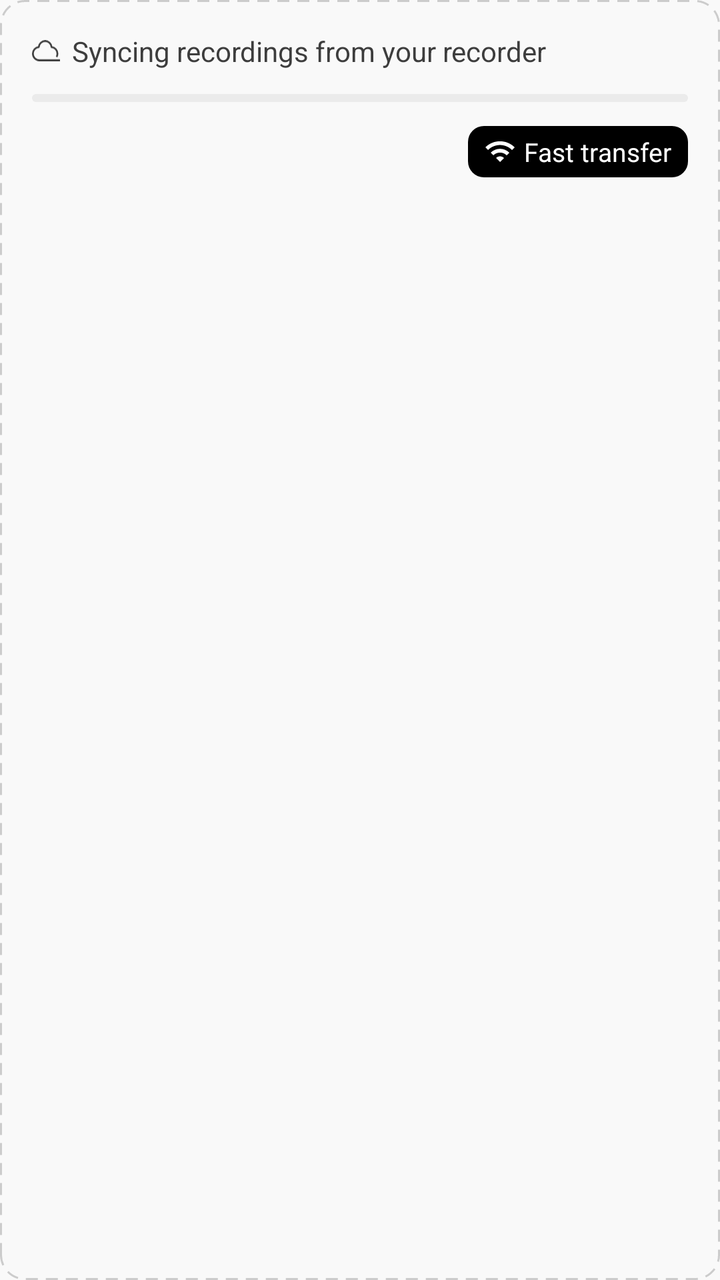
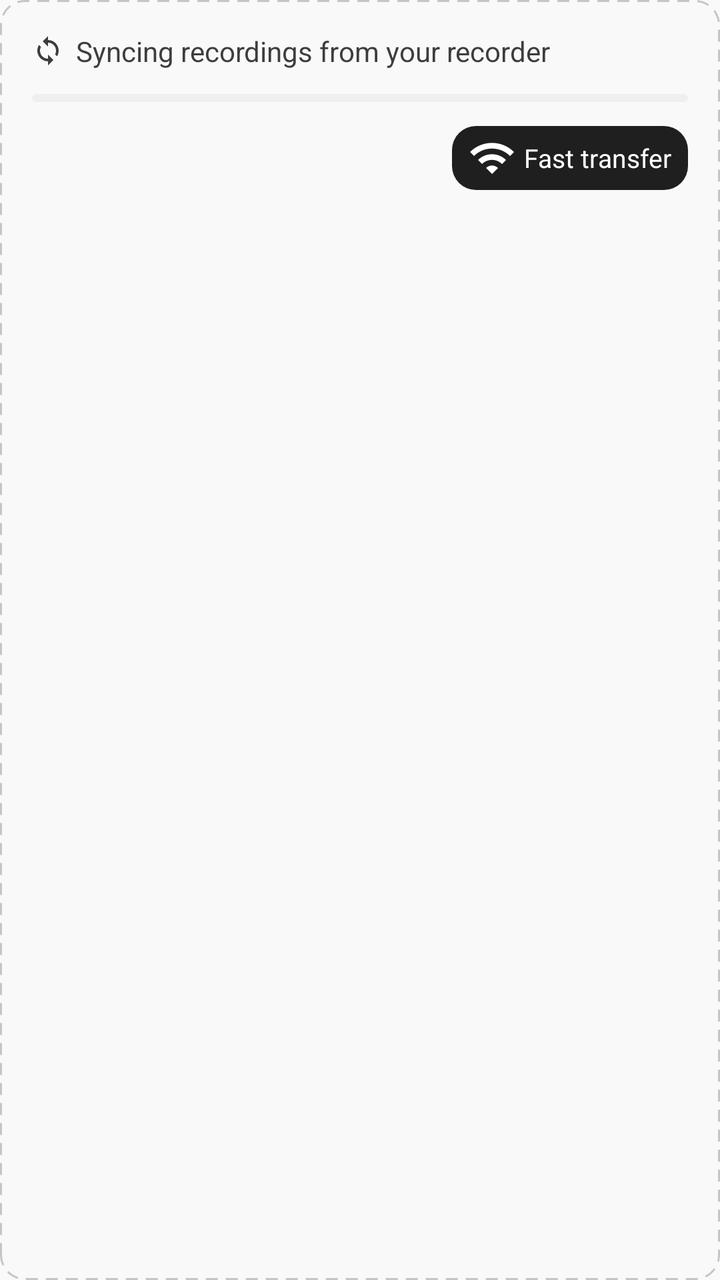

Two renders of the same Android screen: before a commit and after it. Below are the layout's source before the change and the commit's diff.
<!-- AndroidManifest.xml: application theme Theme.PlaudBridge -->
<!-- res/layout/view_sync_banner.xml -->
<?xml version="1.0" encoding="utf-8"?>
<LinearLayout xmlns:android="http://schemas.android.com/apk/res/android"
    android:layout_width="match_parent"
    android:layout_height="wrap_content"
    android:background="@drawable/bg_sync_banner"
    android:orientation="vertical"
    android:padding="16dp">

    
    <RelativeLayout
        android:layout_width="match_parent"
        android:layout_height="wrap_content">

        <ImageView
            android:id="@+id/syncIcon"
            android:layout_width="14dp"
            android:layout_height="14dp"
            android:layout_centerVertical="true"
            android:contentDescription="Sync"
            android:src="@drawable/ic_sync"
            android:tint="@color/dark_gray" />

        <TextView
            android:id="@+id/syncTitleLabel"
            android:layout_width="wrap_content"
            android:layout_height="wrap_content"
            android:layout_centerVertical="true"
            android:layout_marginStart="6dp"
            android:layout_toEndOf="@id/syncIcon"
            android:fontFamily="sans-serif"
            android:text="@string/syncing_recordings"
            android:textColor="@color/dark_gray"
            android:textSize="14sp" />

        <TextView
            android:id="@+id/syncCountLabel"
            android:layout_width="wrap_content"
            android:layout_height="wrap_content"
            android:layout_alignParentEnd="true"
            android:layout_centerVertical="true"
            android:fontFamily="sans-serif"
            android:textColor="@color/gray7"
            android:textSize="13sp" />
    </RelativeLayout>

    
    <FrameLayout
        android:layout_width="match_parent"
        android:layout_height="4dp"
        android:layout_marginTop="12dp"
        android:background="@drawable/bg_progress_track">

        <View
            android:id="@+id/syncProgressFill"
            android:layout_width="0dp"
            android:layout_height="match_parent"
            android:background="@drawable/bg_progress_fill_dark" />
    </FrameLayout>

    
    <RelativeLayout
        android:layout_width="match_parent"
        android:layout_height="wrap_content"
        android:layout_marginTop="12dp">

        <TextView
            android:id="@+id/syncSpeedLabel"
            android:layout_width="wrap_content"
            android:layout_height="wrap_content"
            android:layout_alignParentStart="true"
            android:layout_centerVertical="true"
            android:fontFamily="sans-serif"
            android:textColor="@color/gray7"
            android:textSize="13sp" />

        <TextView
            android:id="@+id/fastTransferButton"
            android:layout_width="wrap_content"
            android:layout_height="wrap_content"
            android:layout_alignParentEnd="true"
            android:background="@drawable/bg_fast_transfer_button"
            android:drawableStart="@drawable/ic_wifi"
            android:drawablePadding="4dp"
            android:fontFamily="sans-serif"
            android:paddingStart="8dp"
            android:paddingTop="4dp"
            android:paddingEnd="8dp"
            android:paddingBottom="4dp"
            android:text="@string/fast_transfer"
            android:textColor="@color/white"
            android:textSize="13sp" />
    </RelativeLayout>

</LinearLayout>
<!-- resources referenced by this layout -->
<resources>
  <color name="dark_gray">#3D3D3D</color>
  <color name="gray7">#7A7A7A</color>
  <color name="white">#FFFFFF</color>
  <!-- drawable bg_fast_transfer_button (drawable) -->
  <?xml version="1.0" encoding="utf-8"?>
  <shape xmlns:android="http://schemas.android.com/apk/res/android"
      android:shape="rectangle">
      <solid android:color="@color/black" />
      <corners android:radius="8dp" />
  </shape>
  <!-- drawable bg_progress_fill_dark (drawable) -->
  <?xml version="1.0" encoding="utf-8"?>
  <shape xmlns:android="http://schemas.android.com/apk/res/android"
      android:shape="rectangle">
      <solid android:color="@color/dark_gray" />
      <corners android:radius="2dp" />
  </shape>
  <!-- drawable bg_progress_track (drawable) -->
  <?xml version="1.0" encoding="utf-8"?>
  <shape xmlns:android="http://schemas.android.com/apk/res/android"
      android:shape="rectangle">
      <solid android:color="@color/separator" />
      <corners android:radius="2dp" />
  </shape>
  <!-- drawable bg_sync_banner (drawable) -->
  <?xml version="1.0" encoding="utf-8"?>
  <shape xmlns:android="http://schemas.android.com/apk/res/android"
      android:shape="rectangle">
      <solid android:color="@android:color/transparent" />
      <stroke
          android:width="1dp"
          android:color="@color/sync_dash_border"
          android:dashWidth="6dp"
          android:dashGap="4dp" />
      <corners android:radius="12dp" />
  </shape>
  <!-- drawable ic_sync (drawable) -->
  <?xml version="1.0" encoding="utf-8"?>
  <vector xmlns:android="http://schemas.android.com/apk/res/android"
      android:width="24dp"
      android:height="18dp"
      android:viewportWidth="23.8332"
      android:viewportHeight="17.426">
      <path
          android:pathData="M23.8332,16.676H6.22458C3.20105,16.676 0.75,14.225 0.75,11.2015C0.75,8.33844 2.94781,5.98967 5.74827,5.74827C5.98967,2.94782 8.33844,0.75 11.2015,0.75C14.0645,0.75 16.4122,2.94785 16.6537,5.74827C19.4546,5.98921 21.6529,8.33811 21.6529,11.2015C21.6529,12.1897 21.3911,13.1167 20.9331,13.917"
          android:strokeColor="#3D3D3D"
          android:strokeWidth="1.5"
          android:strokeLineJoin="round"
          android:fillColor="@android:color/transparent" />
  </vector>
  <!-- drawable ic_wifi (drawable) -->
  <?xml version="1.0" encoding="utf-8"?>
  <vector xmlns:android="http://schemas.android.com/apk/res/android"
      android:width="16dp"
      android:height="16dp"
      android:viewportWidth="24"
      android:viewportHeight="24">
      <path
          android:fillColor="@color/white"
          android:pathData="M1,9l2,2c4.97,-4.97 13.03,-4.97 18,0l2,-2C16.93,2.93 7.08,2.93 1,9zM9,17l3,3 3,-3c-1.65,-1.66 -4.34,-1.66 -6,0zM5,13l2,2c2.76,-2.76 7.24,-2.76 10,0l2,-2C15.14,9.14 8.87,9.14 5,13z" />
  </vector>
  <style name="Theme.PlaudBridge" parent="Theme.MaterialComponents.Light.NoActionBar">
          <item name="colorPrimary">#1F1F1F</item>
          <item name="colorPrimaryVariant">#1F1F1F</item>
          <item name="colorOnPrimary">#FFFFFF</item>
          <item name="colorSecondary">#6CAE85</item>
          <item name="colorOnSecondary">#FFFFFF</item>
          <item name="android:windowBackground">@color/bg_primary</item>
          <item name="android:statusBarColor">@color/bg_primary</item>
          <item name="android:windowLightStatusBar">true</item>
          <item name="windowActionBar">false</item>
          <item name="windowNoTitle">true</item>
      </style>
  <color name="black">#000000</color>
  <color name="separator">#EBEBEB</color>
  <color name="sync_dash_border">#CCCCCC</color>
  <color name="bg_primary">#F9F9F9</color>
  <!-- unchanged entries left out for length: 2 -->
</resources>

<!-- the commit's change to res/layout/view_sync_banner.xml (unified diff, before → after) -->
@@ -1,5 +1,6 @@
 <?xml version="1.0" encoding="utf-8"?>
 <LinearLayout xmlns:android="http://schemas.android.com/apk/res/android"
+    xmlns:app="http://schemas.android.com/apk/res-auto"
     android:layout_width="match_parent"
     android:layout_height="wrap_content"
     android:background="@drawable/bg_sync_banner"
@@ -13,12 +14,12 @@
 
         <ImageView
             android:id="@+id/syncIcon"
-            android:layout_width="14dp"
-            android:layout_height="14dp"
+            android:layout_width="16dp"
+            android:layout_height="16dp"
             android:layout_centerVertical="true"
-            android:contentDescription="Sync"
+            android:contentDescription="@null"
             android:src="@drawable/ic_sync"
-            android:tint="@color/dark_gray" />
+            app:tint="?attr/pbColorTextBody" />
 
         <TextView
             android:id="@+id/syncTitleLabel"
@@ -29,7 +30,7 @@
             android:layout_toEndOf="@id/syncIcon"
             android:fontFamily="sans-serif"
             android:text="@string/syncing_recordings"
-            android:textColor="@color/dark_gray"
+            android:textColor="?attr/pbColorTextBody"
             android:textSize="14sp" />
 
         <TextView
@@ -39,7 +40,7 @@
             android:layout_alignParentEnd="true"
             android:layout_centerVertical="true"
             android:fontFamily="sans-serif"
-            android:textColor="@color/gray7"
+            android:textColor="?attr/colorOnSurfaceVariant"
             android:textSize="13sp" />
     </RelativeLayout>
 
@@ -70,7 +71,7 @@
             android:layout_alignParentStart="true"
             android:layout_centerVertical="true"
             android:fontFamily="sans-serif"
-            android:textColor="@color/gray7"
+            android:textColor="?attr/colorOnSurfaceVariant"
             android:textSize="13sp" />
 
         <TextView
@@ -82,13 +83,15 @@
             android:drawableStart="@drawable/ic_wifi"
             android:drawablePadding="4dp"
             android:fontFamily="sans-serif"
+            android:gravity="center_vertical"
             android:paddingStart="8dp"
             android:paddingTop="4dp"
             android:paddingEnd="8dp"
             android:paddingBottom="4dp"
             android:text="@string/fast_transfer"
-            android:textColor="@color/white"
-            android:textSize="13sp" />
+            android:textColor="?attr/colorOnPrimary"
+            android:textSize="13sp"
+            app:drawableTint="?attr/colorOnPrimary" />
     </RelativeLayout>
 
 </LinearLayout>
<!-- resource entries referenced after the edit -->
@@ -1,27 +1,24 @@
 <!-- resources referenced by this layout -->
 <resources>
-  <color name="dark_gray">#3D3D3D</color>
-  <color name="gray7">#7A7A7A</color>
-  <color name="white">#FFFFFF</color>
   <!-- drawable bg_fast_transfer_button (drawable) -->
   <?xml version="1.0" encoding="utf-8"?>
   <shape xmlns:android="http://schemas.android.com/apk/res/android"
       android:shape="rectangle">
-      <solid android:color="@color/black" />
-      <corners android:radius="8dp" />
+      <solid android:color="?attr/colorPrimary" />
+      <corners android:radius="12dp" />
   </shape>
   <!-- drawable bg_progress_fill_dark (drawable) -->
   <?xml version="1.0" encoding="utf-8"?>
   <shape xmlns:android="http://schemas.android.com/apk/res/android"
       android:shape="rectangle">
-      <solid android:color="@color/dark_gray" />
+      <solid android:color="?attr/colorPrimary" />
       <corners android:radius="2dp" />
   </shape>
   <!-- drawable bg_progress_track (drawable) -->
   <?xml version="1.0" encoding="utf-8"?>
   <shape xmlns:android="http://schemas.android.com/apk/res/android"
       android:shape="rectangle">
-      <solid android:color="@color/separator" />
+      <solid android:color="?attr/colorSurfaceVariant" />
       <corners android:radius="2dp" />
   </shape>
   <!-- drawable bg_sync_banner (drawable) -->
@@ -31,7 +28,7 @@
       <solid android:color="@android:color/transparent" />
       <stroke
           android:width="1dp"
-          android:color="@color/sync_dash_border"
+          android:color="?attr/colorOutline"
           android:dashWidth="6dp"
           android:dashGap="4dp" />
       <corners android:radius="12dp" />
@@ -40,43 +37,141 @@
   <?xml version="1.0" encoding="utf-8"?>
   <vector xmlns:android="http://schemas.android.com/apk/res/android"
       android:width="24dp"
-      android:height="18dp"
-      android:viewportWidth="23.8332"
-      android:viewportHeight="17.426">
+      android:height="24dp"
+      android:viewportWidth="24"
+      android:viewportHeight="24"
+      android:tint="?attr/colorControlNormal">
       <path
-          android:pathData="M23.8332,16.676H6.22458C3.20105,16.676 0.75,14.225 0.75,11.2015C0.75,8.33844 2.94781,5.98967 5.74827,5.74827C5.98967,2.94782 8.33844,0.75 11.2015,0.75C14.0645,0.75 16.4122,2.94785 16.6537,5.74827C19.4546,5.98921 21.6529,8.33811 21.6529,11.2015C21.6529,12.1897 21.3911,13.1167 20.9331,13.917"
-          android:strokeColor="#3D3D3D"
-          android:strokeWidth="1.5"
-          android:strokeLineJoin="round"
-          android:fillColor="@android:color/transparent" />
+          android:fillColor="@android:color/white"
+          android:pathData="M12,4V1L8,5l4,4V6c3.31,0 6,2.69 6,6 0,1.01 -0.25,1.97 -0.7,2.8l1.46,1.46C19.54,15.03 20,13.57 20,12c0,-4.42 -3.58,-8 -8,-8zm0,14c-3.31,0 -6,-2.69 -6,-6 0,-1.01 0.25,-1.97 0.7,-2.8L5.24,7.74C4.46,8.97 4,10.43 4,12c0,4.42 3.58,8 8,8v3l4,-4 -4,-4v3z" />
   </vector>
   <!-- drawable ic_wifi (drawable) -->
   <?xml version="1.0" encoding="utf-8"?>
   <vector xmlns:android="http://schemas.android.com/apk/res/android"
-      android:width="16dp"
-      android:height="16dp"
+      android:width="24dp"
+      android:height="24dp"
       android:viewportWidth="24"
-      android:viewportHeight="24">
+      android:viewportHeight="24"
+      android:tint="?attr/colorControlNormal">
       <path
-          android:fillColor="@color/white"
+          android:fillColor="@android:color/white"
           android:pathData="M1,9l2,2c4.97,-4.97 13.03,-4.97 18,0l2,-2C16.93,2.93 7.08,2.93 1,9zM9,17l3,3 3,-3c-1.65,-1.66 -4.34,-1.66 -6,0zM5,13l2,2c2.76,-2.76 7.24,-2.76 10,0l2,-2C15.14,9.14 8.87,9.14 5,13z" />
   </vector>
-  <style name="Theme.PlaudBridge" parent="Theme.MaterialComponents.Light.NoActionBar">
-          <item name="colorPrimary">#1F1F1F</item>
-          <item name="colorPrimaryVariant">#1F1F1F</item>
-          <item name="colorOnPrimary">#FFFFFF</item>
-          <item name="colorSecondary">#6CAE85</item>
-          <item name="colorOnSecondary">#FFFFFF</item>
-          <item name="android:windowBackground">@color/bg_primary</item>
-          <item name="android:statusBarColor">@color/bg_primary</item>
-          <item name="android:windowLightStatusBar">true</item>
+  <style name="Theme.PlaudBridge" parent="Base.Theme.PlaudBridge" />
+  <style name="Base.Theme.PlaudBridge" parent="Theme.MaterialComponents.DayNight.NoActionBar">
+          <item name="colorPrimary">@color/pb_primary</item>
+          <item name="colorPrimaryVariant">@color/pb_primary</item>
+          <item name="colorOnPrimary">@color/pb_on_primary</item>
+          
+          <item name="colorSecondary">@color/pb_primary</item>
+          <item name="colorSecondaryVariant">@color/pb_primary</item>
+          <item name="colorOnSecondary">@color/pb_on_primary</item>
+          <item name="colorSurface">@color/pb_surface</item>
+          <item name="colorOnSurface">@color/pb_on_surface</item>
+          <item name="colorSurfaceVariant">@color/pb_surface_variant</item>
+          <item name="colorOnSurfaceVariant">@color/pb_on_surface_variant</item>
+          <item name="colorOutline">@color/pb_outline</item>
+          <item name="colorError">@color/pb_error</item>
+          <item name="colorOnError">@color/pb_on_primary</item>
+          <item name="android:colorBackground">@color/pb_background</item>
+          <item name="colorOnBackground">@color/pb_on_surface</item>
+          <item name="colorControlNormal">@color/pb_on_surface_variant</item>
+          <item name="android:textColorPrimary">@color/pb_on_surface</item>
+          <item name="android:textColorSecondary">@color/pb_on_surface_variant</item>
+          <item name="android:textColorHint">@color/pb_on_surface_variant</item>
+          <item name="android:textColorLink">@color/pb_on_surface</item>
+  
+          <item name="pbColorTextBody">@color/pb_text_body</item>
+          <item name="pbColorDivider">@color/pb_divider</item>
+          <item name="pbColorSuccess">@color/pb_success</item>
+          <item name="pbColorWarning">@color/pb_warning</item>
+          <item name="pbColorHighlightAccent">@color/pb_warning</item>
+          <item name="pbColorHighlightFlash">@color/pb_highlight_flash</item>
+          <item name="pbColorSelectionTint">@color/pb_selection_tint</item>
+  
+          <item name="android:windowBackground">@color/pb_background</item>
+          <item name="android:statusBarColor">@color/pb_background</item>
+          <item name="android:windowLightStatusBar">@bool/pb_light_system_bars</item>
           <item name="windowActionBar">false</item>
           <item name="windowNoTitle">true</item>
+  
+          <item name="materialButtonStyle">@style/Widget.PlaudBridge.Button</item>
+          <item name="materialButtonOutlinedStyle">@style/Widget.PlaudBridge.Button.Outlined</item>
+          <item name="materialAlertDialogTheme">@style/ThemeOverlay.PlaudBridge.Dialog</item>
+          <item name="alertDialogTheme">@style/ThemeOverlay.PlaudBridge.Dialog</item>
+          <item name="bottomSheetDialogTheme">@style/ThemeOverlay.PlaudBridge.BottomSheet</item>
       </style>
-  <color name="black">#000000</color>
-  <color name="separator">#EBEBEB</color>
-  <color name="sync_dash_border">#CCCCCC</color>
-  <color name="bg_primary">#F9F9F9</color>
+  <color name="pb_primary">#1F1F1F</color>
+  <color name="pb_on_primary">#FFFFFF</color>
+  <color name="pb_surface">#FFFFFF</color>
+  <color name="pb_on_surface">#1F1F1F</color>
+  <color name="pb_surface_variant">#EFEFEF</color>
+  <color name="pb_on_surface_variant">#646464</color>
+  <color name="pb_outline">#C6C6C6</color>
+  <color name="pb_error">#C93B2F</color>
+  <color name="pb_background">#F9F9F9</color>
+  <color name="pb_text_body">#3D3D3D</color>
+  <color name="pb_divider">#EBEBEB</color>
+  <color name="pb_success">#357A50</color>
+  <color name="pb_warning">#9E5C00</color>
+  <color name="pb_highlight_flash">#33FF9500</color>
+  <color name="pb_selection_tint">#1F3D3D3D</color>
+  <style name="Widget.PlaudBridge.Button" parent="Widget.MaterialComponents.Button.UnelevatedButton">
+          <item name="android:textAllCaps">false</item>
+          <item name="android:fontFamily">sans-serif-medium</item>
+          <item name="android:textSize">14sp</item>
+          <item name="android:letterSpacing">0</item>
+          <item name="android:insetTop">0dp</item>
+          <item name="android:insetBottom">0dp</item>
+          <item name="android:minWidth">0dp</item>
+          <item name="android:minHeight">36dp</item>
+          <item name="android:paddingStart">16dp</item>
+          <item name="android:paddingEnd">16dp</item>
+          <item name="android:textColor">@color/pb_button_filled_text</item>
+          <item name="backgroundTint">@color/pb_button_filled_bg</item>
+          <item name="rippleColor">@color/pb_button_filled_ripple</item>
+          <item name="cornerRadius">12dp</item>
+          <item name="iconTint">@color/pb_button_filled_text</item>
+      </style>
+  <style name="Widget.PlaudBridge.Button.Outlined" parent="Widget.MaterialComponents.Button.OutlinedButton">
+          <item name="android:textAllCaps">false</item>
+          <item name="android:fontFamily">sans-serif-medium</item>
+          <item name="android:textSize">14sp</item>
+          <item name="android:letterSpacing">0</item>
+          <item name="android:insetTop">0dp</item>
+          <item name="android:insetBottom">0dp</item>
+          <item name="android:minWidth">0dp</item>
+          <item name="android:minHeight">36dp</item>
+          <item name="android:paddingStart">16dp</item>
+          <item name="android:paddingEnd">16dp</item>
+          <item name="android:textColor">@color/pb_button_outlined_text</item>
+          <item name="backgroundTint">?attr/colorSurface</item>
+          <item name="strokeColor">@color/pb_button_outlined_stroke</item>
+          <item name="strokeWidth">1dp</item>
+          <item name="rippleColor">@color/pb_button_outlined_ripple</item>
+          <item name="cornerRadius">12dp</item>
+          <item name="iconTint">@color/pb_button_outlined_text</item>
+      </style>
+  <style name="ThemeOverlay.PlaudBridge.Dialog" parent="ThemeOverlay.MaterialComponents.MaterialAlertDialog">
+          <item name="colorPrimary">@color/pb_primary</item>
+          <item name="colorOnSurface">@color/pb_on_surface</item>
+          <item name="android:textColorPrimary">@color/pb_on_surface</item>
+          <item name="android:textColorSecondary">@color/pb_text_body</item>
+          <item name="android:textColorAlertDialogListItem">@color/pb_on_surface</item>
+          <item name="shapeAppearanceOverlay">@style/ShapeAppearanceOverlay.PlaudBridge.Dialog</item>
+      </style>
+  <style name="ThemeOverlay.PlaudBridge.BottomSheet" parent="ThemeOverlay.MaterialComponents.BottomSheetDialog">
+          <item name="bottomSheetStyle">@style/Widget.PlaudBridge.BottomSheet</item>
+          <item name="android:navigationBarColor">@color/pb_surface</item>
+      </style>
+  <style name="ShapeAppearanceOverlay.PlaudBridge.Dialog" parent="">
+          <item name="cornerFamily">rounded</item>
+          <item name="cornerSize">16dp</item>
+      </style>
+  <style name="Widget.PlaudBridge.BottomSheet" parent="Widget.MaterialComponents.BottomSheet.Modal">
+          <item name="android:background">@android:color/transparent</item>
+          <item name="backgroundTint">@android:color/transparent</item>
+      </style>
   <!-- unchanged entries left out for length: 2 -->
 </resources>
 
